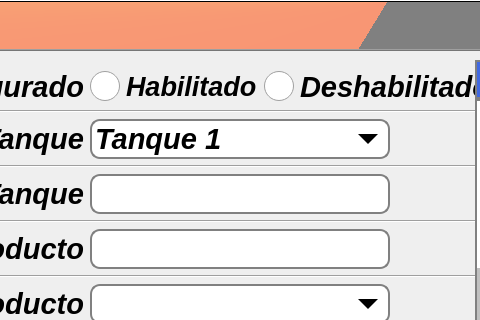
Qt form mainwindow.ui (ATG-cmd/ATG-VA) before a commit; both pictures show x 406 to 886 and y 0 to 320 of the 1200 by 600 pixel window.
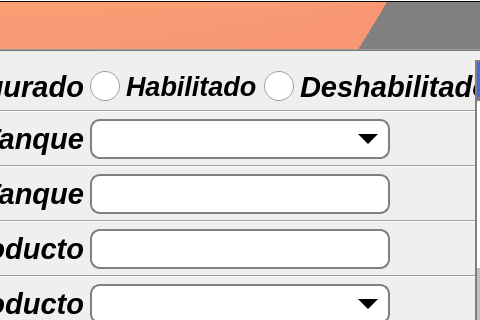
The same form after that commit. The open tabs and pages were chosen to show the change. Icons and pictures are not drawn.

Commit message: Agregando Gasto

What changed in the file:
```diff
--- a/mainwindow.ui
+++ b/mainwindow.ui
@@ -692,7 +692,7 @@
          <x>0</x>
          <y>0</y>
          <width>721</width>
-         <height>1075</height>
+         <height>1111</height>
         </rect>
        </property>
        <property name="styleSheet">
@@ -1600,6 +1600,11 @@
               <height>50</height>
              </size>
             </property>
+            <item>
+             <property name="text">
+              <string/>
+             </property>
+            </item>
             <item>
              <property name="text">
               <string>Tanque 1</string>
```
Left out of the diff: 6 changed lines with no effect on the pictures. The commit also changes 1 other file.
